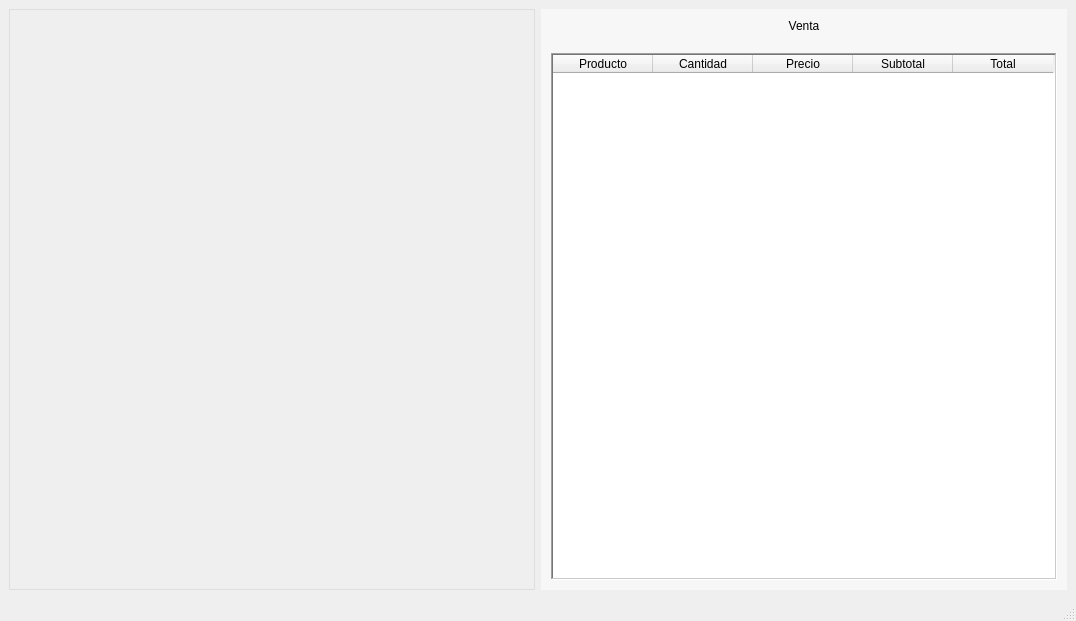
This is RawInterfaces/Venta.ui in Ventthos/PollosExpress as Qt 5 draws it before an edit. The edited form follows.
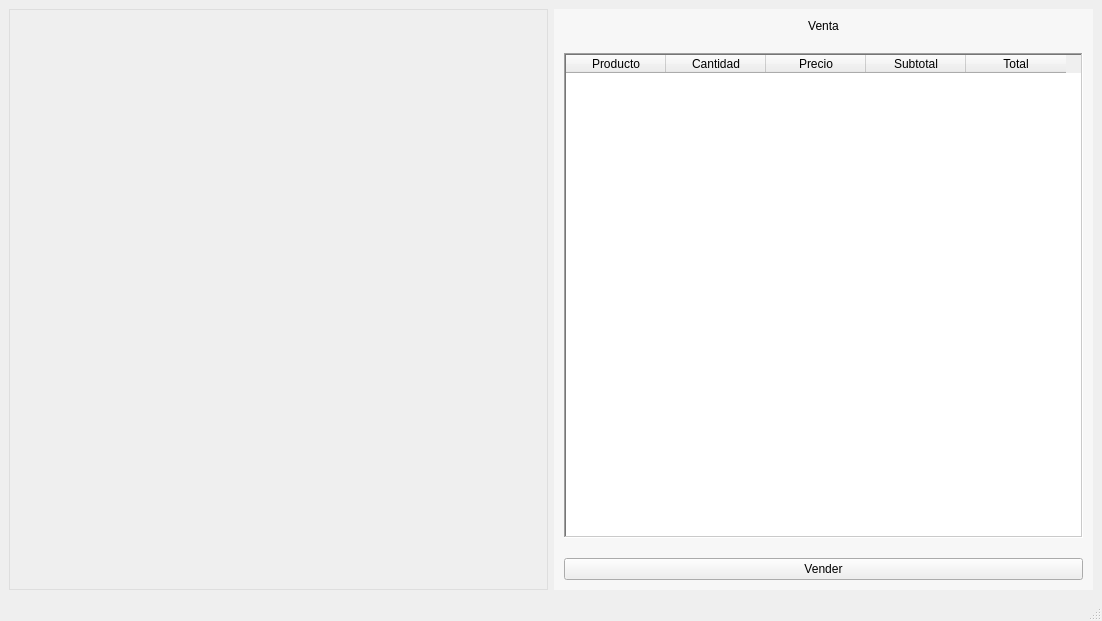
This is the edited form.

The edit to the form file:
```diff
--- a/RawInterfaces/Venta.ui
+++ b/RawInterfaces/Venta.ui
@@ -6,7 +6,7 @@
    <rect>
     <x>0</x>
     <y>0</y>
-    <width>1076</width>
+    <width>1102</width>
     <height>621</height>
    </rect>
   </property>
@@ -36,7 +36,7 @@
         <rect>
          <x>0</x>
          <y>0</y>
-         <width>524</width>
+         <width>537</width>
          <height>550</height>
         </rect>
        </property>
@@ -50,7 +50,7 @@
 background-color: rgba(255,255,255,0.5)
 }</string>
       </property>
-      <layout class="QVBoxLayout" name="LayoutVenta" stretch="0,0">
+      <layout class="QVBoxLayout" name="LayoutVenta" stretch="0,0,0">
        <property name="spacing">
         <number>20</number>
        </property>
@@ -123,6 +123,13 @@
          </column>
         </widget>
        </item>
+       <item>
+        <widget class="QPushButton" name="pushButton">
+         <property name="text">
+          <string>Vender</string>
+         </property>
+        </widget>
+       </item>
       </layout>
      </widget>
     </item>
```
Left out of the diff: 2 changed lines with no effect on the pictures.
